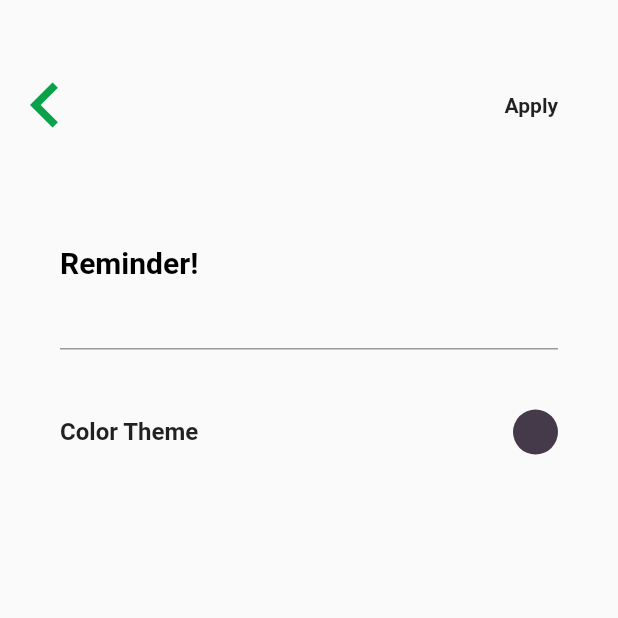
After one commit to wincentrtz/carebuddy, a Flutter app: the AddTaskDetailPage screen opened by its route, on a phone screen of 412 x 824 dp, the top half of it. The commit adds this screen. Run offline on Flutter 3.47's test engine with Material 2 defaults, Android fonts, the phone set to English and light mode, and no system bars; our stand-ins replace auto_size_text, datetime_picker_formfield, flutter_colorpicker, shared_preferences; missing offline and left inert: flutter_calendar; accounts and stored records are empty; statements that could not run were skipped.

Commit message:
Add Task Header api

```diff
--- a/lib/main.dart
+++ b/lib/main.dart
@@ -14,6 +14,7 @@ import './pages/home.dart';
 import './pages/mood.dart';
 import './pages/task.dart';
 import './pages/add-task.dart';
+import './pages/add-task-detail.dart';
 import './pages/mood-detail.dart';
 import './pages/article.dart';
 import './pages/article-detail.dart';
@@ -176,6 +177,7 @@ class _MyAppState extends State<MyApp> {
             MoodPage(moodTrends, getMoodTrendPreferences),
         '/task': (BuildContext context) => TaskPage(),
         '/add-task': (BuildContext context) => AddTaskPage(),
+        '/add-task-detail': (BuildContext context) => AddTaskDetailPage(),
         '/article': (BuildContext context) => ArticlePage(articles, articleOld),
         '/support': (BuildContext context) => SupportPage(),
         '/support-detail': (BuildContext context) => SupportDetailPage(),
--- /dev/null
+++ b/lib/models/task.dart
@@ -0,0 +1,6 @@
+import 'package:flutter/material.dart';
+
+class Task {
+  String taskTitle;
+  String taskColorTheme;
+}
--- /dev/null
+++ b/lib/pages/add-task-detail.dart
@@ -0,0 +1,184 @@
+import 'package:flutter/material.dart';
+import 'package:http/http.dart' as http;
+import 'package:flutter_colorpicker/flutter_colorpicker.dart';
+import 'package:shared_preferences/shared_preferences.dart';
+import 'dart:convert';
+
+class AddTaskDetailPage extends StatefulWidget {
+  @override
+  State<StatefulWidget> createState() {
+    // TODO: implement createState
+    return _AddTaskDetailPageState();
+  }
+}
+
+class _AddTaskDetailPageState extends State<AddTaskDetailPage> {
+  // create some value
+  Map<String, dynamic> task = {
+    'taskTitle': null,
+    'taskColorTheme': null,
+  };
+
+  Color pickerColor = Color(0xff443a49);
+  Color currentColor = Color(0xff443a49);
+  ValueChanged<Color> onColorChanged;
+  final GlobalKey<FormState> _addTaskDetailFormKey = GlobalKey<FormState>();
+
+  changeColor(Color color) {
+    setState(() => pickerColor = color);
+  }
+
+  _createTaskHeader() async {
+    SharedPreferences prefs = await SharedPreferences.getInstance();
+    String userId = prefs.getString('userId');
+
+    await http.post(
+        'https://care-buddy-793cb.firebaseio.com/header-task/' +
+            userId +
+            '/.json',
+        body: json.encode(task));
+
+    Navigator.pop(context);
+  }
+
+  void _showDialog() {
+    showDialog(
+      context: context,
+      child: AlertDialog(
+        title: const Text('Pick a color!'),
+        content: SingleChildScrollView(
+          child: ColorPicker(
+            pickerColor: pickerColor,
+            onColorChanged: changeColor,
+            enableLabel: true,
+            pickerAreaHeightPercent: 0.8,
+          ),
+        ),
+        actions: <Widget>[
+          FlatButton(
+            child: Text('Got it'),
+            onPressed: () {
+              setState(() => currentColor = pickerColor);
+              Navigator.of(context).pop();
+            },
+          ),
+        ],
+      ),
+    );
+  }
+
+  @override
+  Widget build(BuildContext context) {
+    // TODO: implement build
+    return Scaffold(
+      body: Container(
+        child: Form(
+          key: _addTaskDetailFormKey,
+          child: Column(
+            crossAxisAlignment: CrossAxisAlignment.start,
+            children: <Widget>[
+              SizedBox(
+                height: 40.0,
+              ),
+              Row(
+                mainAxisAlignment: MainAxisAlignment.spaceBetween,
+                children: <Widget>[
+                  GestureDetector(
+                    onTap: () {
+                      Navigator.pop(context);
+                    },
+                    child: Icon(
+                      Icons.keyboard_arrow_left,
+                      size: 60.0,
+                      color: Color(0xFF09a24a),
+                    ),
+                  ),
+                  Container(
+                      margin: EdgeInsets.only(
+                        right: 40,
+                      ),
+                      child: GestureDetector(
+                        onTap: () {
+                          _addTaskDetailFormKey.currentState.save();
+                          _createTaskHeader();
+                        },
+                        child: Text(
+                          'Apply',
+                          style: TextStyle(
+                            fontWeight: FontWeight.bold,
+                          ),
+                        ),
+                      )),
+                ],
+              ),
+              SizedBox(
+                height: 20.0,
+              ),
+              Container(
+                margin: EdgeInsets.symmetric(horizontal: 40.0),
+                child: Column(
+                  crossAxisAlignment: CrossAxisAlignment.start,
+                  children: <Widget>[
+                    TextFormField(
+                      decoration: InputDecoration(
+                        labelText: 'Reminder!',
+                        labelStyle: TextStyle(
+                          color: Colors.black,
+                          fontSize: 20.0,
+                        ),
+                      ),
+                      maxLines: 2,
+                      style: TextStyle(
+                        fontSize: 30.0,
+                        color: Colors.black,
+                        fontWeight: FontWeight.bold,
+                      ),
+                      onSaved: (String value) {
+                        task['taskTitle'] = value;
+                        task['taskColorTheme'] = currentColor.toString();
+                      },
+                    ),
+                    SizedBox(
+                      height: 40.0,
+                    ),
+                    Row(
+                      mainAxisAlignment: MainAxisAlignment.spaceBetween,
+                      children: <Widget>[
+                        Text(
+                          'Color Theme',
+                          style: TextStyle(
+                            fontWeight: FontWeight.bold,
+                            fontSize: 16.0,
+                          ),
+                          textAlign: TextAlign.left,
+                        ),
+                        GestureDetector(
+                          onTap: () {
+                            _showDialog();
+                          },
+                          child: Container(
+                            decoration: BoxDecoration(
+                              shape: BoxShape.circle,
+                              color: currentColor,
+                            ),
+                            width: 30.0,
+                            height: 30.0,
+                          ),
+                        ),
+                      ],
+                    )
+                  ],
+                ),
+              ),
+            ],
+          ),
+        ),
+      ),
+      // floatingActionButton: FloatingActionButton(
+      //   onPressed: () => Navigator.pushNamed(context, '/add-task'),
+      //   backgroundColor: Color(0xFF09a24a),
+      //   child: Icon(Icons.add),
+      // ),
+    );
+  }
+}
--- a/lib/pages/register.dart
+++ b/lib/pages/register.dart
@@ -208,8 +208,6 @@ class _RegisterPageState extends State<RegisterPage> {
   }
 
   Widget build(BuildContext context) {
-    // TODO: implement build
-    final double deviceWidth = MediaQuery.of(context).size.width;
     return Scaffold(
       body: Container(
         child: SingleChildScrollView(
--- a/lib/pages/task.dart
+++ b/lib/pages/task.dart
@@ -180,10 +180,8 @@ class _TaskPageState extends State<TaskPage> {
             Container(
               alignment: Alignment.center,
               child: FloatingActionButton(
-                onPressed: () async {
-                  final result =
-                      await Navigator.pushNamed(context, '/add-task');
-                  if (result == 'add') {}
+                onPressed: () {
+                  Navigator.pushNamed(context, '/add-task-detail');
                 },
                 backgroundColor: Color(0xFF09a24a),
                 child: Icon(Icons.add),
--- a/pubspec.yaml
+++ b/pubspec.yaml
@@ -13,6 +13,7 @@ environment:
   sdk: ">=2.0.0-dev.68.0 <3.0.0"
 
 dependencies:
+  flutter_colorpicker: any
   datetime_picker_formfield: ^0.1.8
   flutter_calendar: ^0.0.8
   charts_flutter: ^0.5.0
```
